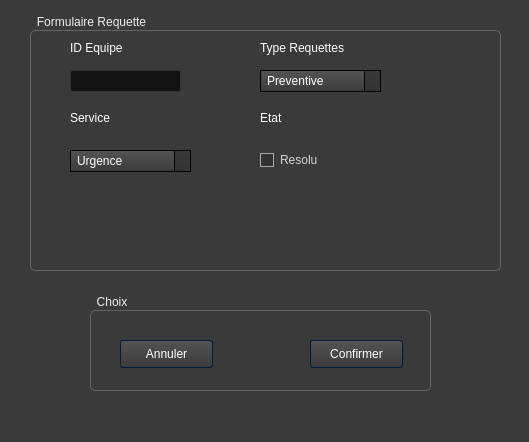
The window that RequettesMaintenances/modw.ui (khalil-ch/E-Health_2A1) describes before a commit, drawn with Qt 5.
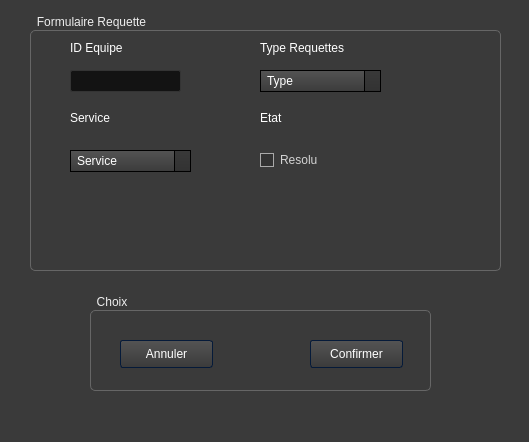
The same window after the commit. Icons and pictures are not drawn.

The edit to the form file:
```diff
--- a/RequettesMaintenances/modw.ui
+++ b/RequettesMaintenances/modw.ui
@@ -951,6 +951,11 @@
       <height>22</height>
      </rect>
     </property>
+    <item>
+     <property name="text">
+      <string>Service</string>
+     </property>
+    </item>
     <item>
      <property name="text">
       <string>Urgence</string>
@@ -991,6 +996,11 @@
       <height>22</height>
      </rect>
     </property>
+    <item>
+     <property name="text">
+      <string>Type</string>
+     </property>
+    </item>
     <item>
      <property name="text">
       <string>Preventive</string>
```
